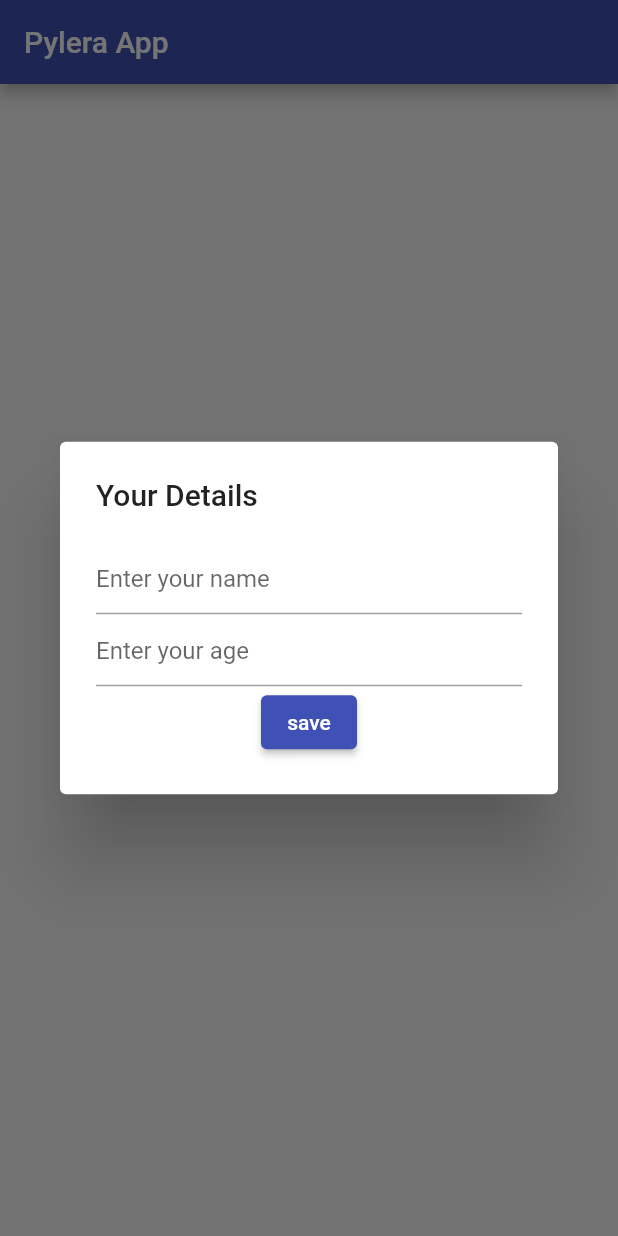
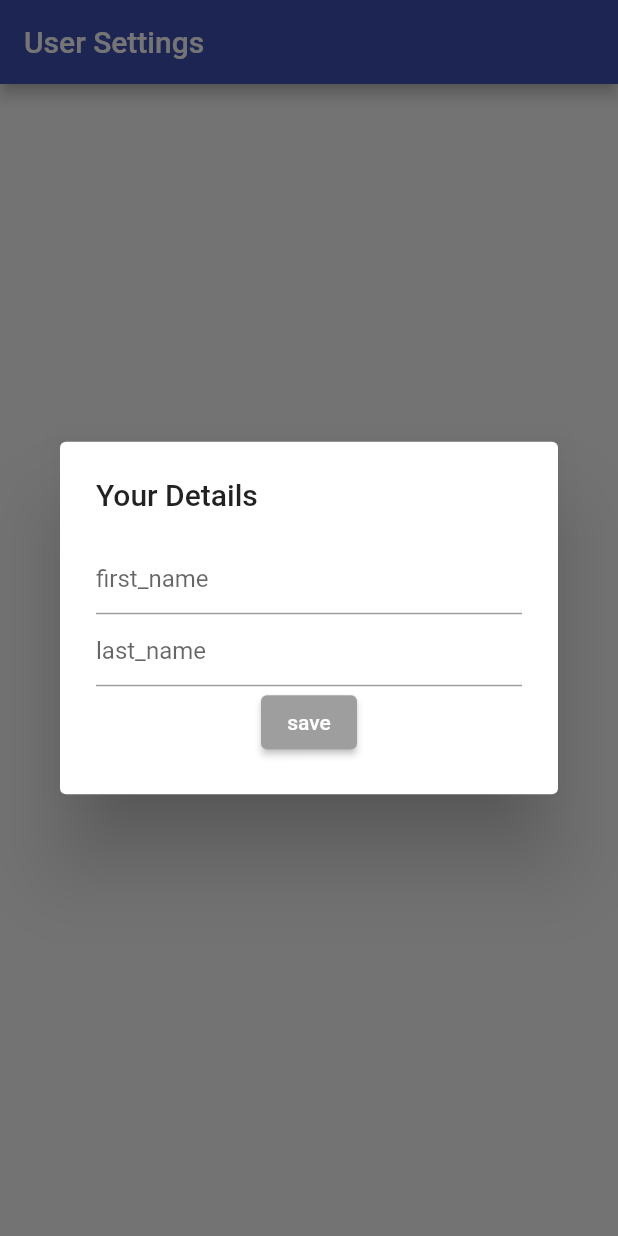
Before and after one commit to hritsh/pylera-app, a Flutter app: the SettingsPage screen opened directly, after a tap on "Edit", on a phone screen of 412 x 824 dp. Run offline on Flutter 3.47's test engine with Material 2 defaults, Android fonts, the phone set to English and light mode, and no system bars; our stand-ins replace get, get_storage; accounts and stored records are empty.

Commit message:
Fix State and Change Navigation Bar Colors

```diff
--- a/lib/screens/main_screen.dart
+++ b/lib/screens/main_screen.dart
@@ -49,6 +49,9 @@ class _MainScreenState extends State<MainScreen> {
               icon: const Icon(Icons.settings), label: 'settings'.tr),
         ],
         enableFeedback: true,
+        backgroundColor: Colors.indigo,
+        selectedItemColor: Colors.white,
+        unselectedItemColor: Colors.white.withOpacity(0.5),
       ),
     );
   }
--- a/lib/screens/settings_page.dart
+++ b/lib/screens/settings_page.dart
@@ -2,12 +2,19 @@ import 'package:flutter/material.dart';
 import 'package:get/get.dart';
 import 'package:pylera_app/services/storage_service.dart';
 
-class SettingsPage extends StatelessWidget {
+class SettingsPage extends StatefulWidget {
+  @override
+  State<SettingsPage> createState() => _SettingsPageState();
+}
+
+class _SettingsPageState extends State<SettingsPage> {
   final List locale = [
-    {'name': 'ENGLISH', 'locale': const Locale('en', 'US')},
-    {'name': 'عربى', 'locale': const Locale('ar', 'AR')},
-    {'name': 'اردو', 'locale': const Locale('ur', 'PK')},
+    {'name': 'English', 'locale': const Locale('en', 'US'), 'flag': '🇺🇸'},
+    {'name': 'عربى', 'locale': const Locale('ar', 'AR'), 'flag': '🇸🇦'},
+    {'name': 'اردو', 'locale': const Locale('ur', 'PK'), 'flag': '🇵🇰'},
   ];
+  String firstName = StorageService().read('firstName') ?? '';
+  String lastName = StorageService().read('lastName') ?? '';
 
   updateLanguage(Locale locale) {
     Get.back();
@@ -21,13 +28,12 @@ class SettingsPage extends StatelessWidget {
   Widget build(BuildContext context) {
     return Scaffold(
       appBar: AppBar(
-        title: Text('title'.tr),
+        title: Text('settings'.tr),
       ),
       body: Center(
         child: Column(
           mainAxisAlignment: MainAxisAlignment.center,
           children: [
-            // show name, age and locale with edit buttons
             // Name
             Row(
               mainAxisAlignment: MainAxisAlignment.center,
@@ -40,7 +46,7 @@ class SettingsPage extends StatelessWidget {
                   width: 10,
                 ),
                 Text(
-                  StorageService().read('name') ?? '',
+                  '$firstName $lastName',
                   style: const TextStyle(fontSize: 20),
                 ),
                 const SizedBox(
@@ -48,36 +54,7 @@ class SettingsPage extends StatelessWidget {
                 ),
                 ElevatedButton(
                   onPressed: () {
-                    buildNameAgeDialog(context);
-                  },
-                  child: Text('edit'.tr),
-                ),
-              ],
-            ),
-            const SizedBox(
-              height: 10,
-            ),
-            // Age
-            Row(
-              mainAxisAlignment: MainAxisAlignment.center,
-              children: [
-                Text(
-                  "${'age'.tr}:",
-                  style: const TextStyle(fontSize: 20),
-                ),
-                const SizedBox(
-                  width: 10,
-                ),
-                Text(
-                  StorageService().read('age') ?? '',
-                  style: const TextStyle(fontSize: 20),
-                ),
-                const SizedBox(
-                  width: 10,
-                ),
-                ElevatedButton(
-                  onPressed: () {
-                    buildNameAgeDialog(context);
+                    buildNameDialog(context);
                   },
                   child: Text('edit'.tr),
                 ),
@@ -88,36 +65,11 @@ class SettingsPage extends StatelessWidget {
             ),
 
             // Locale
-            Row(
-              mainAxisAlignment: MainAxisAlignment.center,
-              children: [
-                Text(
-                  "${'language'.tr}:",
-                  style: const TextStyle(fontSize: 20),
-                ),
-                const SizedBox(
-                  width: 10,
-                ),
-                Text(
-                  StorageService().read('locale') != null
-                      ? StorageService().read('locale')[0]
-                      : '',
-                  style: const TextStyle(fontSize: 20),
-                ),
-                const SizedBox(
-                  width: 10,
-                ),
             ElevatedButton(
               onPressed: () {
                 buildLanguageDialog(context);
               },
-                  child: Text('edit'.tr),
-                ),
-              ],
-            ),
-
-            const SizedBox(
-              height: 10,
+              child: Text('change_language'.tr),
             ),
           ],
         ),
@@ -130,7 +82,7 @@ class SettingsPage extends StatelessWidget {
       context: context,
       builder: (builder) {
         return AlertDialog(
-          title: Text('choose_your_language'.tr),
+          title: Center(child: Text('choose_your_language'.tr)),
           content: SizedBox(
             width: double.maxFinite,
             child: ListView.separated(
@@ -139,7 +91,12 @@ class SettingsPage extends StatelessWidget {
                 return Padding(
                   padding: const EdgeInsets.all(8.0),
                   child: GestureDetector(
-                    child: Text(locale[index]['name']),
+                    child: Center(
+                      child: Text(
+                        locale[index]['flag'] + " " + locale[index]['name'],
+                        style: const TextStyle(fontSize: 20),
+                      ),
+                    ),
                     onTap: () {
                       print(locale[index]['name']);
                       updateLanguage(locale[index]['locale']);
@@ -161,10 +118,15 @@ class SettingsPage extends StatelessWidget {
     );
   }
 
-  buildNameAgeDialog(BuildContext context) {
+  buildNameDialog(BuildContext context) {
+    final firstNameController = TextEditingController(text: firstName);
+    final lastNameController = TextEditingController(text: lastName);
+
     showDialog(
       context: context,
       builder: (builder) {
+        return StatefulBuilder(
+          builder: (context, newSetState) {
             return AlertDialog(
               title: Text('your_details'.tr),
               content: SizedBox(
@@ -174,27 +136,53 @@ class SettingsPage extends StatelessWidget {
                   children: [
                     TextField(
                       decoration: InputDecoration(
-                    hintText: 'enter_name'.tr,
+                        hintText: 'first_name'.tr,
                       ),
+                      controller: firstNameController,
                       onChanged: (value) {
-                    StorageService().write('name', value);
+                        newSetState(() {
+                          firstName = value;
+                        });
                       },
                     ),
                     TextField(
                       decoration: InputDecoration(
-                    hintText: 'enter_age'.tr,
+                        hintText: 'last_name'.tr,
                       ),
+                      controller: lastNameController,
                       onChanged: (value) {
-                    StorageService().write('age', value);
+                        newSetState(() {
+                          lastName = value;
+                        });
                       },
-                  // Only allow numbers
-                  keyboardType: TextInputType.number,
                     ),
                     ElevatedButton(
                       onPressed: () {
+                        if (firstName.isNotEmpty && lastName.isNotEmpty) {
+                          StorageService()
+                              .write('firstName', firstNameController.text);
+                          StorageService()
+                              .write('lastName', lastNameController.text);
+                          setState(() {
+                            firstName = firstNameController.text;
+                            lastName = lastNameController.text;
+                          });
+                          newSetState(() {
+                            firstName = firstNameController.text;
+                            lastName = lastNameController.text;
+                          });
                           Get.back();
+                        }
                       },
                       child: Text('save'.tr),
+                      style: ButtonStyle(
+                        backgroundColor: MaterialStateProperty.resolveWith(
+                          (states) =>
+                              (firstName.isNotEmpty && lastName.isNotEmpty)
+                                  ? Colors.indigo
+                                  : Colors.grey,
+                        ),
+                      ),
                     ),
                   ],
                 ),
@@ -202,5 +190,7 @@ class SettingsPage extends StatelessWidget {
             );
           },
         );
+      },
+    );
   }
 }
```
Also changed, not shown: lib/screens/home_page.dart (+31 -33 lines). Lines whose indentation alone changed are shown as unchanged.
